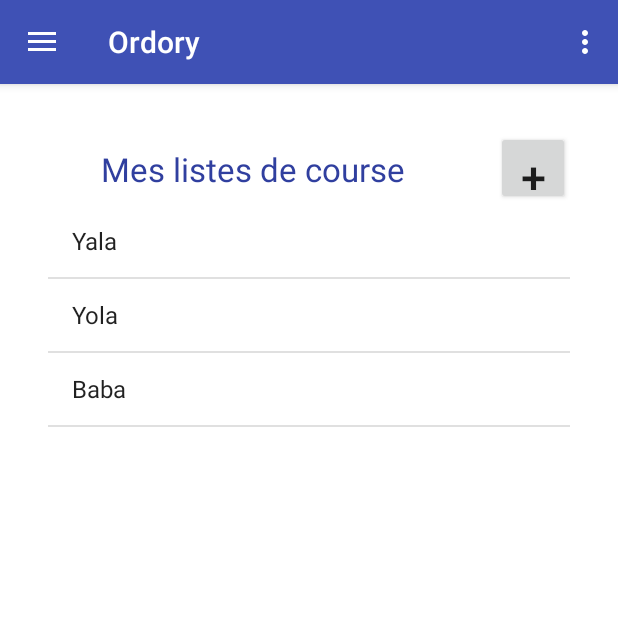
After one commit to ghansum/Ordory, an Android app: the fragment ListShoppingLishFragment placed in its activity, on a phone screen of 412 x 824 dp, the top half of it. The commit adds this screen. Run offline under Robolectric (Android 15) with nearby library versions, the phone set to English and light mode, and no system bars; 1 statement that could not run was skipped.

Commit message:
add page for list of shopping list

```diff
--- /dev/null
+++ b/app/src/main/java/com/ordory/ordory/ListShoppingLishFragment.java
@@ -0,0 +1,142 @@
+package com.ordory.ordory;
+
+import android.content.Context;
+import android.net.Uri;
+import android.os.Bundle;
+import android.app.Fragment;
+import android.view.LayoutInflater;
+import android.view.View;
+import android.view.ViewGroup;
+import android.widget.AdapterView;
+import android.widget.ArrayAdapter;
+import android.widget.Button;
+import android.widget.ListView;
+import android.widget.Toast;
+
+/**
+ * A simple {@link Fragment} subclass.
+ * Activities that contain this fragment must implement the
+ * {@link ListShoppingLishFragment.OnFragmentInteractionListener} interface
+ * to handle interaction events.
+ * Use the {@link ListShoppingLishFragment#newInstance} factory method to
+ * create an instance of this fragment.
+ */
+public class ListShoppingLishFragment extends Fragment {
+    // TODO: Rename parameter arguments, choose names that match
+    // the fragment initialization parameters, e.g. ARG_ITEM_NUMBER
+    private static final String ARG_PARAM1 = "param1";
+    private static final String ARG_PARAM2 = "param2";
+
+    // TODO: Rename and change types of parameters
+    private String mParam1;
+    private String mParam2;
+
+    private OnFragmentInteractionListener mListener;
+
+    private ListView productListView;
+
+    private Button buttonAddShoppingList;
+
+    public ListShoppingLishFragment() {
+        // Required empty public constructor
+    }
+
+    /**
+     * Use this factory method to create a new instance of
+     * this fragment using the provided parameters.
+     *
+     * @param param1 Parameter 1.
+     * @param param2 Parameter 2.
+     * @return A new instance of fragment ListShoppingLishFragment.
+     */
+    // TODO: Rename and change types and number of parameters
+    public static ListShoppingLishFragment newInstance(String param1, String param2) {
+        ListShoppingLishFragment fragment = new ListShoppingLishFragment();
+        Bundle args = new Bundle();
+        args.putString(ARG_PARAM1, param1);
+        args.putString(ARG_PARAM2, param2);
+        fragment.setArguments(args);
+        return fragment;
+    }
+
+    @Override
+    public void onCreate(Bundle savedInstanceState) {
+        super.onCreate(savedInstanceState);
+        if (getArguments() != null) {
+            mParam1 = getArguments().getString(ARG_PARAM1);
+            mParam2 = getArguments().getString(ARG_PARAM2);
+        }
+    }
+
+    @Override
+    public View onCreateView(LayoutInflater inflater, ViewGroup container,
+                             Bundle savedInstanceState) {
+        // Inflate the layout for this fragment
+
+        // Inflate the layout for this fragment
+
+
+        View view = inflater.inflate(R.layout.fragment_products, container, false);
+        productListView = (ListView) view.findViewById(R.id.product_list_view);
+        buttonAddShoppingList = (Button) view.findViewById(R.id.button_add_shopping_list);
+
+        ArrayAdapter<String> listAdapter = new ArrayAdapter<String>(this.getActivity(), android.R.layout.simple_list_item_1);
+        listAdapter.add("Yala");
+        listAdapter.add("Yola");
+        listAdapter.add("Baba");
+
+        productListView.setAdapter(listAdapter);
+
+        productListView.setOnItemClickListener(new AdapterView.OnItemClickListener(){
+            @Override
+            public void onItemClick(AdapterView<?> arg0, View arg1, int position, long arg3){
+                ArrayAdapter<String> newAdapter = (ArrayAdapter) arg0.getAdapter();
+                String value = (String) productListView.getItemAtPosition(position);
+                Toast.makeText(arg0.getContext(), value, Toast.LENGTH_LONG).show();
+
+            }
+        });
+        return view;
+      // return inflater.inflate(R.layout.fragment_products, container, false);
+    }
+
+
+    // TODO: Rename method, update argument and hook method into UI event
+    public void onButtonPressed(Uri uri) {
+        if (mListener != null) {
+            mListener.onFragmentInteraction(uri);
+        }
+    }
+
+    @Override
+    public void onAttach(Context context) {
+        super.onAttach(context);
+        if (context instanceof OnFragmentInteractionListener) {
+            mListener = (OnFragmentInteractionListener) context;
+        } else {
+            throw new RuntimeException(context.toString()
+                    + " must implement OnFragmentInteractionListener");
+        }
+    }
+
+    @Override
+    public void onDetach() {
+        super.onDetach();
+        mListener = null;
+    }
+
+    /**
+     * This interface must be implemented by activities that contain this
+     * fragment to allow an interaction in this fragment to be communicated
+     * to the activity and potentially other fragments contained in that
+     * activity.
+     * <p/>
+     * See the Android Training lesson <a href=
+     * "http://developer.android.com/training/basics/fragments/communicating.html"
+     * >Communicating with Other Fragments</a> for more information.
+     */
+    public interface OnFragmentInteractionListener {
+        // TODO: Update argument type and name
+        void onFragmentInteraction(Uri uri);
+    }
+}
--- a/app/src/main/java/com/ordory/ordory/MainActivity.java
+++ b/app/src/main/java/com/ordory/ordory/MainActivity.java
@@ -4,7 +4,6 @@ import android.app.FragmentTransaction;
 import android.net.Uri;
 import android.os.Bundle;
 import android.app.Fragment;
-import android.app.FragmentManager;
 import android.support.design.widget.NavigationView;
 import android.support.v4.view.GravityCompat;
 import android.support.v4.widget.DrawerLayout;
@@ -19,7 +18,6 @@ import android.widget.Button;
 
 import com.utils.Constant;
 
-import org.json.JSONException;
 import org.json.JSONObject;
 
 import java.io.BufferedReader;
@@ -33,7 +31,7 @@ import javax.net.ssl.HttpsURLConnection;
 
 public class MainActivity extends AppCompatActivity
         implements NavigationView.OnNavigationItemSelectedListener, RegisterFragment.OnFragmentInteractionListener, ConnectFragment.OnFragmentInteractionListener,
-                   BracketFragment.OnFragmentInteractionListener, ProductsFragment.OnFragmentInteractionListener {
+                   BracketFragment.OnFragmentInteractionListener, ListShoppingLishFragment.OnFragmentInteractionListener {
 
     private Button registerBtn;
     Fragment fragment = null;
@@ -136,7 +134,7 @@ public class MainActivity extends AppCompatActivity
             // Handle the login action
             fragment = new ConnectFragment();
         } else if (id == R.id.nav_products) {
-            fragment = new ProductsFragment();
+            fragment = new ListShoppingLishFragment();
         } else if (id == R.id.nav_bracket) {
             fragment = new BracketFragment();
         } else if (id == R.id.nav_manage) {
--- a/app/src/main/res/layout/fragment_products.xml
+++ b/app/src/main/res/layout/fragment_products.xml
@@ -8,7 +8,7 @@
     android:paddingLeft="@dimen/activity_horizontal_margin"
     android:paddingRight="@dimen/activity_horizontal_margin"
     android:paddingTop="@dimen/activity_vertical_margin"
-    tools:context=".ProductsFragment">
+    tools:context=".ListShoppingLishFragment">
 
     <!-- TODO: Update blank fragment layout -->
     <LinearLayout
@@ -18,19 +18,31 @@
         android:weightSum="1">
 
         <TextView
-            android:layout_width="match_parent"
+            android:layout_width="273dp"
             android:layout_height="49dp"
             android:textAlignment="center"
             android:textSize="22dp"
             android:textColor="@color/colorPrimaryDark"
-            android:text="Liste des produits" />
+            android:text="@string/list_shoppinglist_title"
+            android:layout_marginTop="10dp" />
+
+        <Button
+            android:id="@+id/button_add_shopping_list"
+            android:layout_width="49dp"
+            android:layout_height="49dp"
+            android:textAlignment="center"
+            android:gravity="center_vertical|center_horizontal"
+            android:textSize="30dp"
+            android:text="+"
+            android:layout_gravity="right"
+            android:layout_marginTop="-60dp" />
+
+
 
         <ListView
             android:id="@+id/product_list_view"
             android:layout_width="match_parent"
-            android:layout_height="382dp"
-            android:choiceMode="multipleChoice"
-            android:layout_weight="1.25"></ListView>
+            android:layout_height="421dp"></ListView>
 
     </LinearLayout>
 
--- a/app/src/main/res/values/strings.xml
+++ b/app/src/main/res/values/strings.xml
@@ -22,4 +22,8 @@
     <string name="ws_urlShoppingListEdit">http://appspaces.fr/esgi/shopping_list/shopping_list/edit.php</string>
     <string name="ws_urlShoppingListList">http://appspaces.fr/esgi/shopping_list/shopping_list/list.php</string>
     <string name="ws_urlShoppingListRemove">http://appspaces.fr/esgi/shopping_list/shopping_list/remove.php</string>
+
+    <!-- String View -->
+    <!-- String for list shopping list view-->
+    <string name="list_shoppinglist_title">Mes listes de course</string>
 </resources>
```
Also changed, not shown: app/src/main/java/com/ordory/ordory/ProductsFragment.java (deleted, +0 -129 lines), 3 other files.
